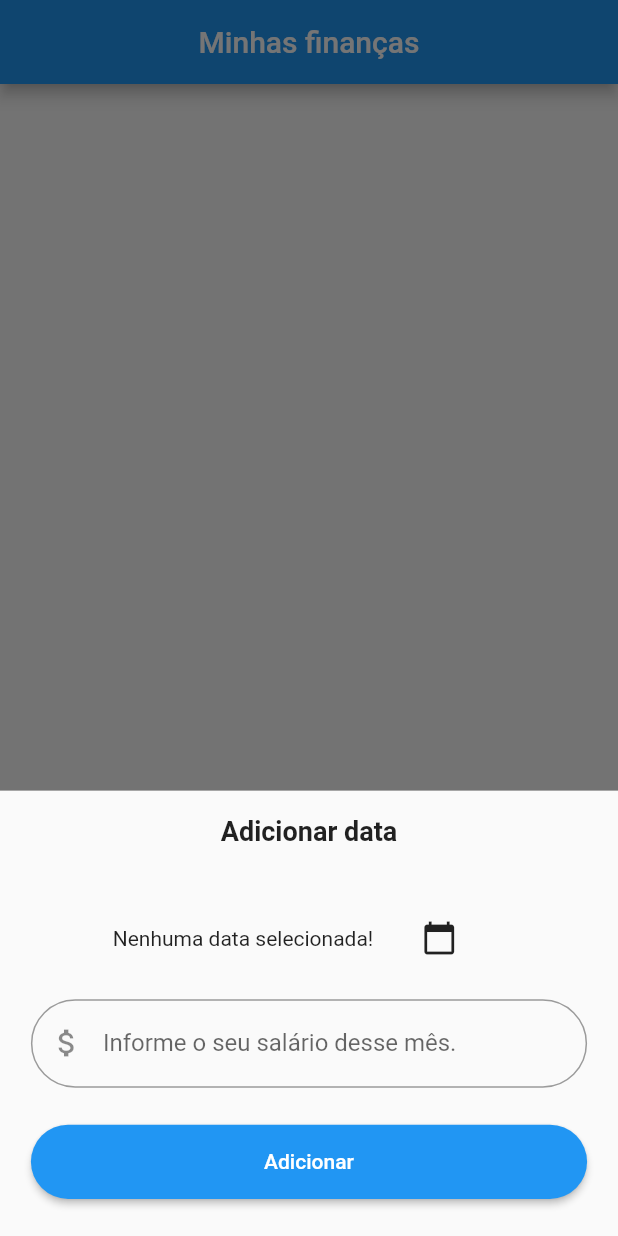
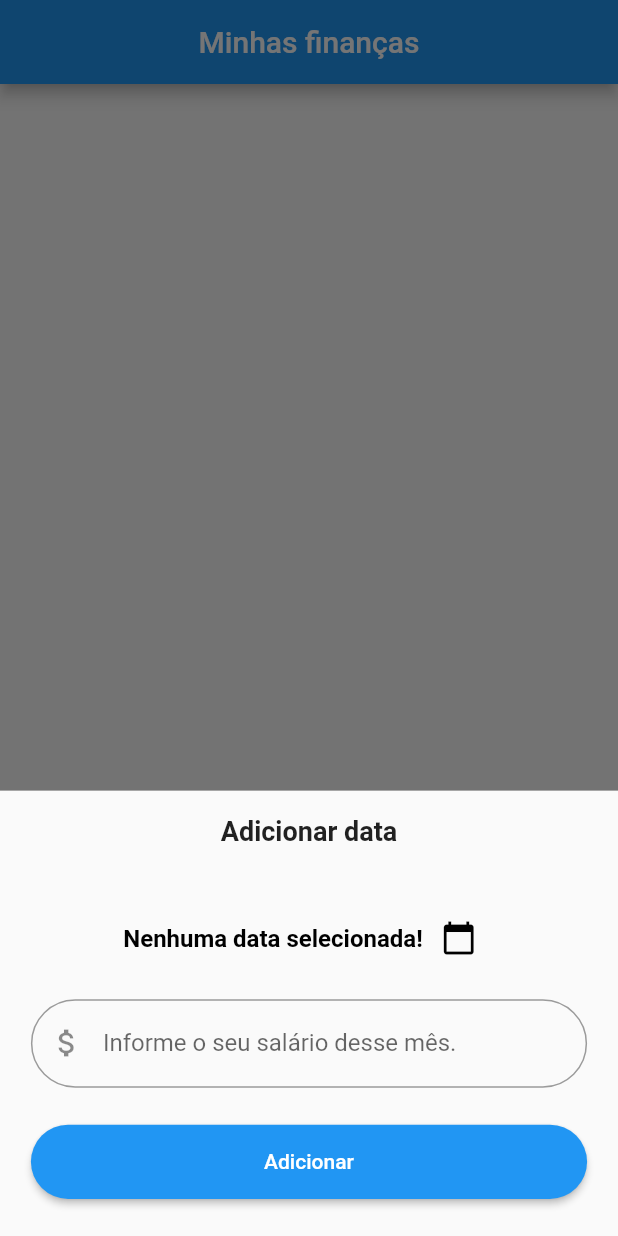
Before and after one commit to MateusHBR/myFinances, a Flutter app: the screen it shows after launch, after a tap on the "add" icon, on a phone screen of 412 x 824 dp. Run offline on Flutter 3.47's test engine with Material 2 defaults, Android fonts, the phone set to English and light mode, and no system bars; our stand-ins replace month_picker_dialog, sqflite; accounts and stored records are empty.

Commit message:
estilização nos widgets.

```diff
--- a/lib/components/modal_date_home.dart
+++ b/lib/components/modal_date_home.dart
@@ -81,9 +81,21 @@ class _ModalDateHomeState extends State<ModalDateHome> {
                     dataInfo == null
                         ? "Nenhuma data selecionada!"
                         : "${monthFormat(dataInfo)} de ${yearFormat(dataInfo)}",
+                    style: TextStyle(
+                      fontSize: 16,
+                      fontWeight: FontWeight.bold,
+                      color: dataInfo == null
+                          ? Colors.black
+                          : Theme.of(context).primaryColor,
+                    ),
                   ),
-                  FlatButton(
-                    child: Icon(Icons.calendar_today),
+                  IconButton(
+                    icon: Icon(
+                      Icons.calendar_today,
+                      color: dataInfo == null
+                          ? Colors.black
+                          : Theme.of(context).primaryColor,
+                    ),
                     onPressed: () {
                       showMonthPicker(
                         context: context,
```
